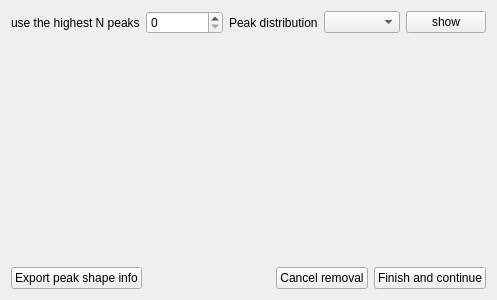
First picture: the form in Orbitool/UI/PeakShape.ui, repository l460289052/Orbitool, before the edit.
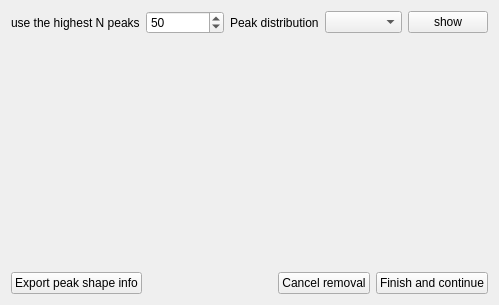
Second picture: the form after the edit.

Commit message: peak shape finish?

Patch:
```diff
--- a/Orbitool/UI/PeakShape.ui
+++ b/Orbitool/UI/PeakShape.ui
@@ -6,8 +6,8 @@
    <rect>
     <x>0</x>
     <y>0</y>
-    <width>497</width>
-    <height>300</height>
+    <width>499</width>
+    <height>305</height>
    </rect>
   </property>
   <property name="windowTitle">
@@ -24,7 +24,11 @@
       </widget>
      </item>
      <item>
-      <widget class="QSpinBox" name="spinBox"/>
+      <widget class="QSpinBox" name="spinBox">
+       <property name="value">
+        <number>50</number>
+       </property>
+      </widget>
      </item>
      <item>
       <widget class="QLabel" name="label_2">
```
Left out of the diff: 8 changed lines with no effect on the pictures. The commit also changes 30 other files.
